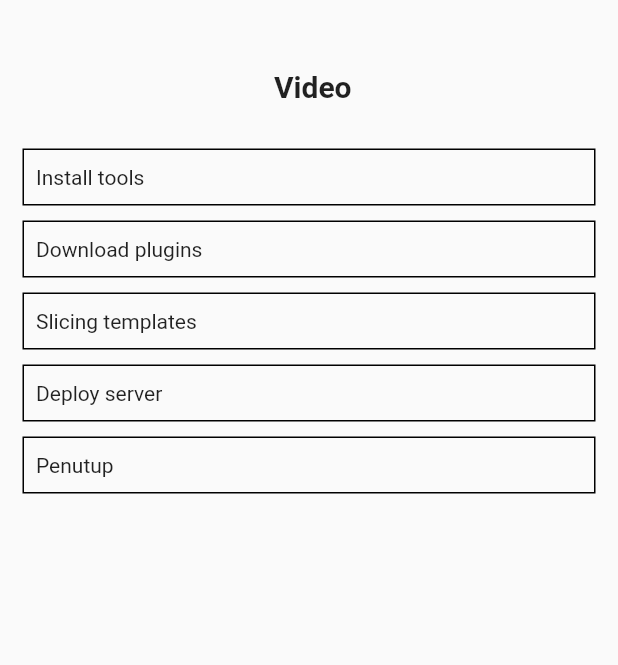
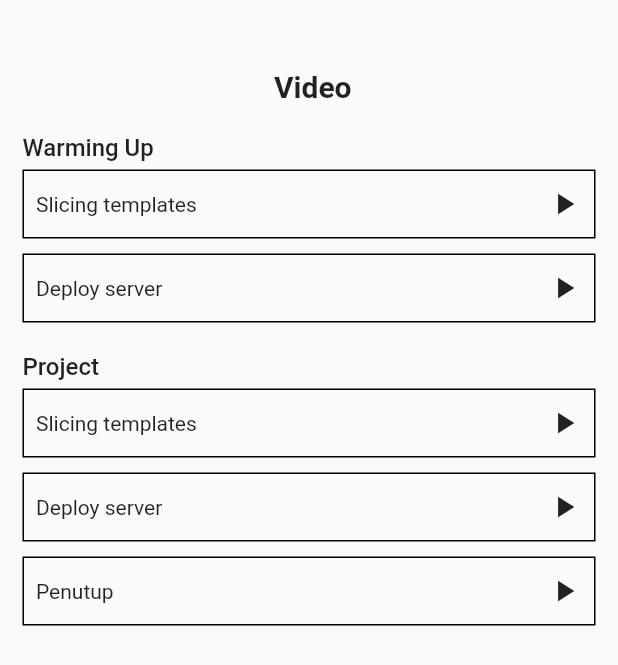
Before and after one commit to Harits-sl/exercise, a Flutter app: the ListCoursePage screen opened directly with empty values, on a phone screen of 412 x 824 dp. Shown: the top 665 px of the screen. Run offline on Flutter 3.47's test engine with Material 2 defaults, Android fonts, the phone set to English and light mode, and no system bars; our stand-ins replace youtube_player_flutter; network calls fail.

```diff
--- /dev/null
+++ b/lib/models/course.dart
@@ -0,0 +1,16 @@
+class Course {
+  final int? id;
+  final String? thumbnailKelas;
+  final String? namaKelas;
+
+  Course({this.id, this.thumbnailKelas, this.namaKelas});
+
+  factory Course.fromJsonAllCourseStarter(Map<String, dynamic> json) {
+    return Course(
+      id: json['id'],
+      thumbnailKelas: json['thumbnail_kelas'] ??
+          '/storage/assets/thumbnails/kelas_webflow_dasar_thumb.png',
+      namaKelas: json['nama_kelas'] ?? '',
+    );
+  }
+}
--- a/lib/pages/list_course_page.dart
+++ b/lib/pages/list_course_page.dart
@@ -36,8 +36,28 @@ class ListCoursePage extends StatelessWidget {
                 SizedBox(
                   height: 20,
                 ),
-                ListCourse(courseTitle: 'Install tools'),
-                ListCourse(courseTitle: 'Download plugins'),
+                // bagian warming up
+                Text(
+                  'Warming Up',
+                  style: subTitleTextStyle,
+                ),
+                SizedBox(
+                  height: 5,
+                ),
+                ListCourse(courseTitle: 'Slicing templates'),
+                ListCourse(courseTitle: 'Deploy server'),
+                SizedBox(
+                  height: 10,
+                ),
+
+                // bagian project
+                Text(
+                  'Project',
+                  style: subTitleTextStyle,
+                ),
+                SizedBox(
+                  height: 5,
+                ),
                 ListCourse(courseTitle: 'Slicing templates'),
                 ListCourse(courseTitle: 'Deploy server'),
                 ListCourse(courseTitle: 'Penutup'),
--- a/lib/widgets/list_course.dart
+++ b/lib/widgets/list_course.dart
@@ -10,9 +10,6 @@ class ListCourse extends StatelessWidget {
   Widget build(BuildContext context) {
     return Column(
       children: [
-        SizedBox(
-          height: 10,
-        ),
         InkWell(
           onTap: () {
             Navigator.push(
@@ -33,10 +30,21 @@ class ListCourse extends StatelessWidget {
               horizontal: 8,
               vertical: 10,
             ),
-            child: Text(
-              courseTitle,
+            child: Row(
+              mainAxisAlignment: MainAxisAlignment.spaceBetween,
+              children: [
+                Text(
+                  courseTitle,
+                ),
+                Icon(
+                  Icons.play_arrow,
+                ),
+              ],
             ),
           ),
+        ),
+        SizedBox(
+          height: 10,
         ),
       ],
     );
--- a/pubspec.yaml
+++ b/pubspec.yaml
@@ -24,6 +24,8 @@ dependencies:
   cupertino_icons: ^1.0.2
   flutter:
     sdk: flutter
+  http: ^0.13.3
+  provider: ^6.0.0
   youtube_player_flutter: ^8.0.0
 
 dev_dependencies:
```
Also changed, not shown: lib/main.dart (+9 -4 lines), lib/pages/home_page.dart (+22 -7 lines), lib/pages/login_page.dart (added, +21 -0 lines), lib/pages/splash_screen.dart (added, +37 -0 lines), lib/providers/course_provider.dart (added, +24 -0 lines), lib/widgets/my_course.dart (+7 -8 lines), assets/logo-bwa.png (added), pubspec.lock.
